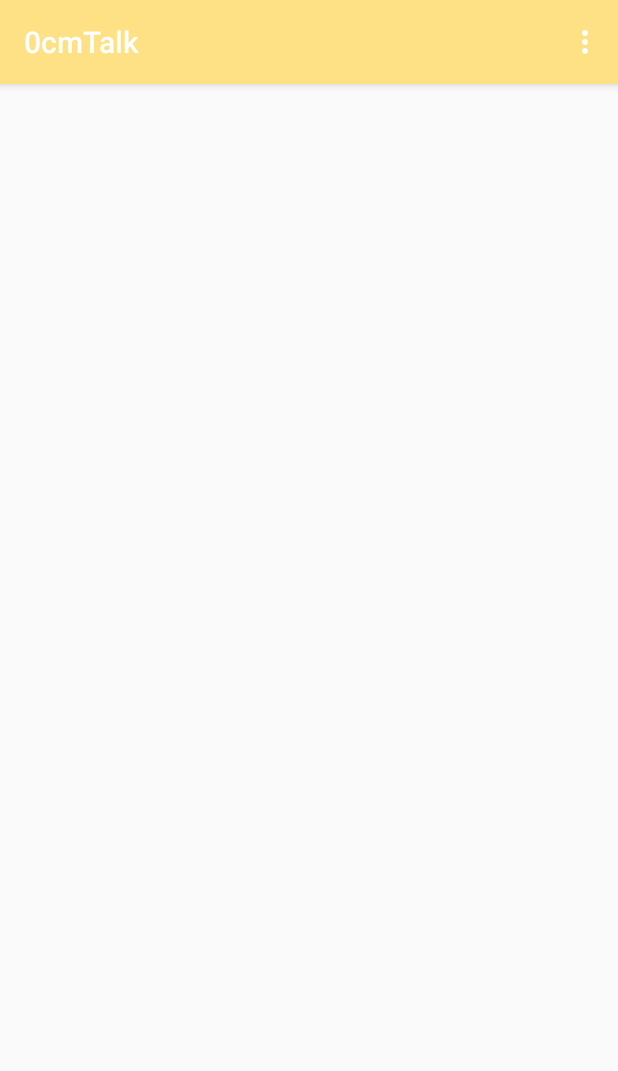
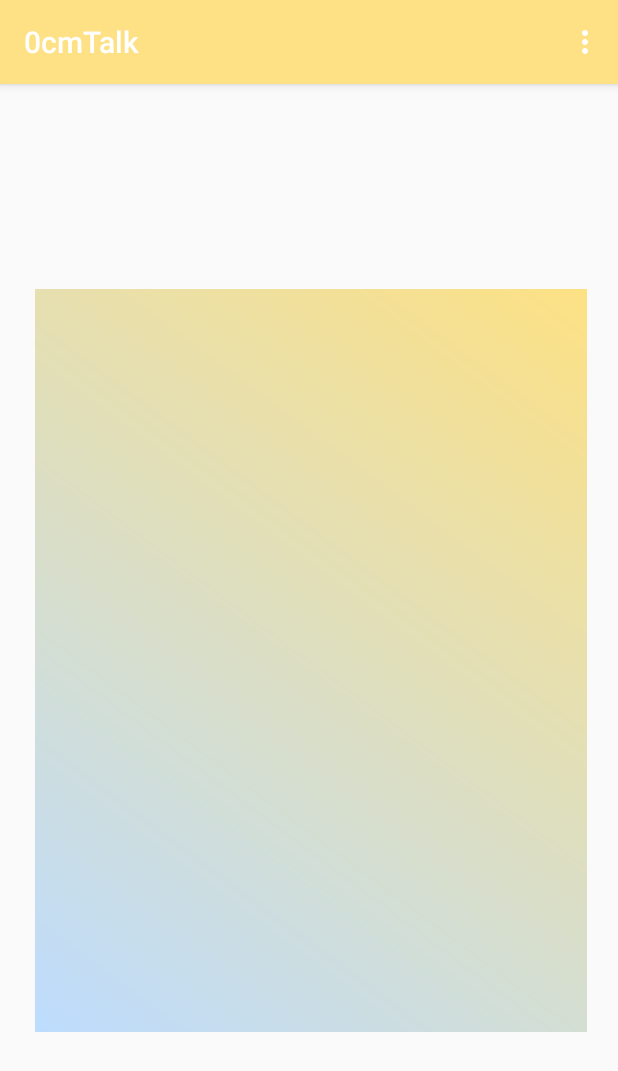
Before and after one commit to NiYiHao/TestChat, an Android app: the screen it shows after launch once a user with an empty profile is signed in (UserActivity), in the options menu, after a tap on "User Item", on a phone screen of 412 x 824 dp. Shown: the top 1071 px of the screen. Run offline under Robolectric (Android 15) with nearby library versions, the phone set to English and light mode, and no system bars; our stand-ins replace Firebase (no records; nobody signed in at launch, a user with empty details on screens opened directly), Picasso; libraries missing offline, so code that uses them is left out: com.firebase.ui; 9 statements that could not run were skipped.

Commit message:
0.1.9.6.2

```diff
--- a/app/src/main/res/layout/activity_user.xml
+++ b/app/src/main/res/layout/activity_user.xml
@@ -11,9 +11,10 @@
         android:layout_width="368dp"
         android:layout_height="495dp"
         android:layout_marginBottom="8dp"
-        android:layout_marginEnd="8dp"
+        android:layout_marginEnd="6dp"
         android:layout_marginStart="8dp"
         android:layout_marginTop="8dp"
+        android:background="@drawable/background"
         app:layout_constraintBottom_toBottomOf="parent"
         app:layout_constraintEnd_toEndOf="parent"
         app:layout_constraintStart_toStartOf="parent"
```
